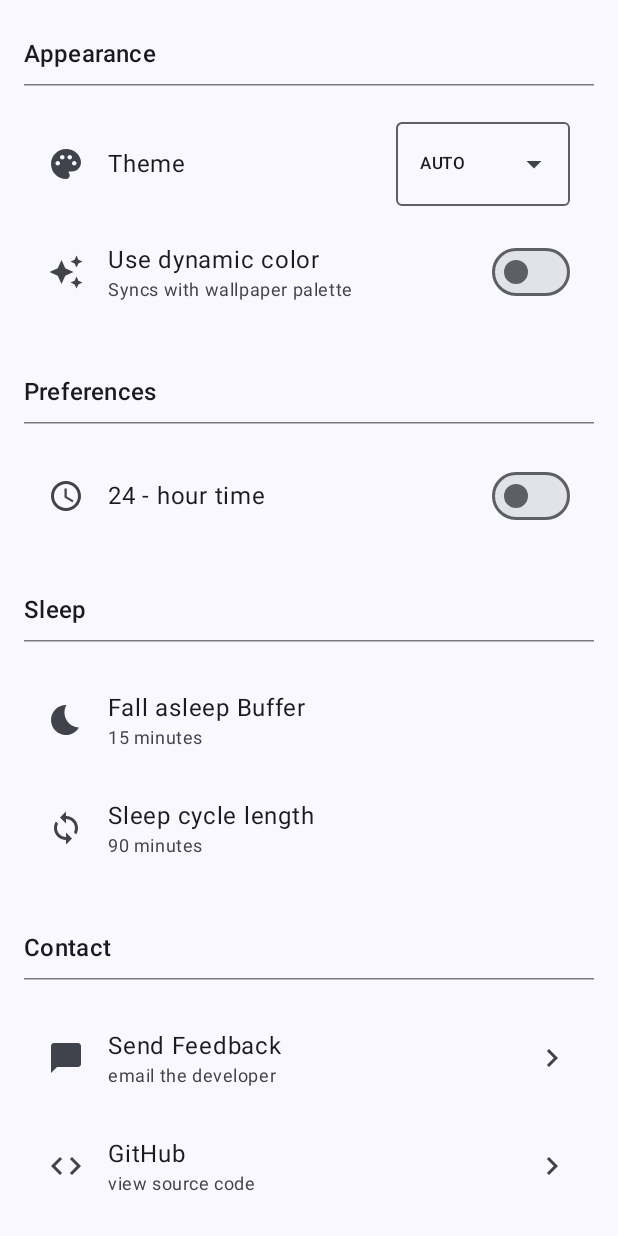
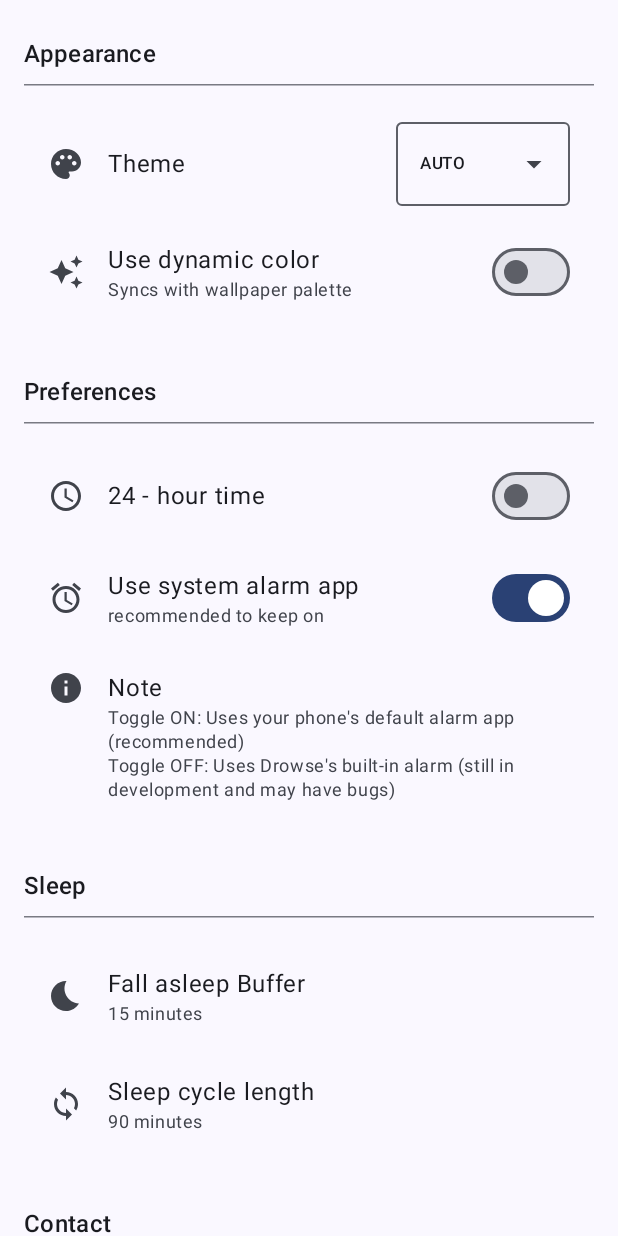
Before and after one commit to Collabroth/drowse, an Android app built with Jetpack Compose: the composable SettingsScreen shown on its own in the app's theme, on a phone screen of 412 x 824 dp. Run offline under Robolectric (Android 15) with nearby library versions, the phone set to English and light mode, and no system bars; our stand-ins replace Dagger/Hilt's generated code.

Commit message:
add alarm choice back into preferences and add a note to better inform the user

```diff
--- a/app/build.gradle.kts
+++ b/app/build.gradle.kts
@@ -15,7 +15,7 @@ android {
         applicationId = "com.codebroth.drowse"
         minSdk = 28
         targetSdk = 35
-        versionCode = 1
+        versionCode = 3
         versionName = "1.0"
 
         testInstrumentationRunner = "androidx.test.runner.AndroidJUnitRunner"
@@ -27,7 +27,7 @@ android {
 
     buildTypes {
         release {
-            isMinifyEnabled = false
+            isMinifyEnabled = true
             proguardFiles(
                 getDefaultProguardFile("proguard-android-optimize.txt"),
                 "proguard-rules.pro"
--- a/app/src/main/java/com/codebroth/drowse/settings/ui/SettingsScreen.kt
+++ b/app/src/main/java/com/codebroth/drowse/settings/ui/SettingsScreen.kt
@@ -24,11 +24,13 @@ import androidx.compose.foundation.layout.padding
 import androidx.compose.foundation.lazy.LazyColumn
 import androidx.compose.material.icons.Icons
 import androidx.compose.material.icons.filled.AccessTime
+import androidx.compose.material.icons.filled.Alarm
 import androidx.compose.material.icons.filled.AutoAwesome
 import androidx.compose.material.icons.filled.Bedtime
 import androidx.compose.material.icons.filled.ChatBubble
 import androidx.compose.material.icons.filled.ChevronRight
 import androidx.compose.material.icons.filled.Code
+import androidx.compose.material.icons.filled.Info
 import androidx.compose.material.icons.filled.Loop
 import androidx.compose.material.icons.filled.Palette
 import androidx.compose.material3.ExperimentalMaterial3Api
@@ -130,16 +132,22 @@ fun SettingsScreen(
                     },
                 )
                 // Not yet ready for production. Alarm feature is a work in progress.
-//                PreferenceRow(
-//                    icon = Icons.Default.Alarm,
-//                    label = stringResource(R.string.label_use_system_alarm_app),
-//                    trailingContent = {
-//                        Switch(
-//                            checked = uiState.useAlarmClockApi,
-//                            onCheckedChange = viewModel::onToggleUseAlarmClockApi
-//                        )
-//                    }
-//                )
+                PreferenceRow(
+                    icon = Icons.Default.Alarm,
+                    label = stringResource(R.string.label_use_system_alarm_app),
+                    description = "recommended to keep on",
+                    trailingContent = {
+                        Switch(
+                            checked = uiState.useAlarmClockApi,
+                            onCheckedChange = viewModel::onToggleUseAlarmClockApi
+                        )
+                    }
+                )
+                PreferenceRow(
+                    icon = Icons.Default.Info,
+                    label = stringResource(R.string.label_note),
+                    description = stringResource(R.string.temporary_resource_alarm_feature_note)
+                )
             }
         }
         item {
--- a/app/src/main/res/values/strings.xml
+++ b/app/src/main/res/values/strings.xml
@@ -80,4 +80,6 @@
     <string name="label_theme">Theme</string>
     <string name="label_use_dynamic_color">Use dynamic color</string>
     <string name="dynamic_color_description">Syncs with wallpaper palette</string>
+    <string name="temporary_resource_alarm_feature_note">Toggle ON: Uses your phone\'s default alarm app (recommended)\nToggle OFF: Uses Drowse\'s built-in alarm (still in development and may have bugs)</string>
+    <string name="label_note">Note</string>
 </resources>
```
